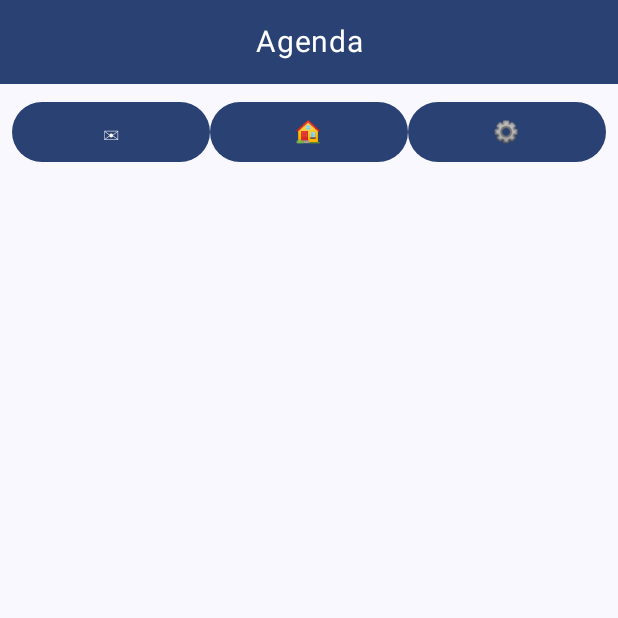
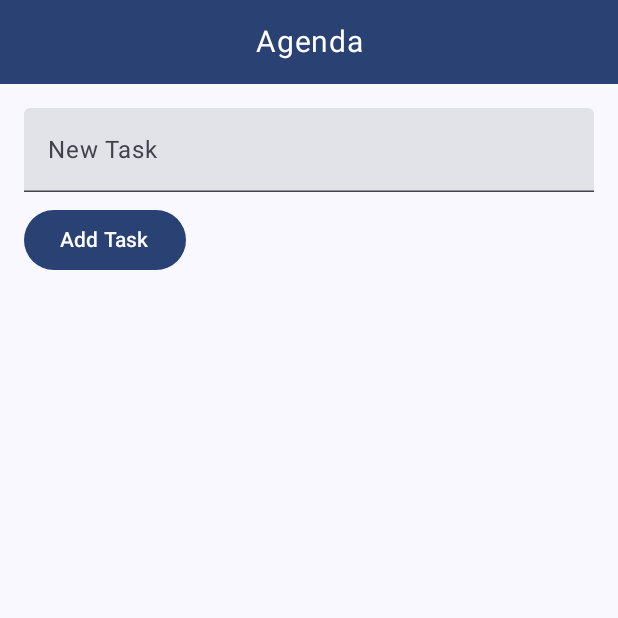
Before and after one commit to displayboi/CRM_Android, an Android app built with Jetpack Compose: the AgendaPage screen opened through its navigation route, on a phone screen of 412 x 824 dp, the top half of it. Run offline under Robolectric (Android 15) with nearby library versions, the phone set to English and light mode, and no system bars; our stand-ins replace Firebase (no records; nobody signed in at launch, a user with empty details on screens opened directly).

Commit message:
funciona parece

```diff
--- a/app/src/main/java/com/example/crm_bueno2/MainActivity.kt
+++ b/app/src/main/java/com/example/crm_bueno2/MainActivity.kt
@@ -17,11 +17,13 @@ import androidx.compose.runtime.mutableStateOf
 import androidx.compose.runtime.getValue
 import androidx.compose.runtime.setValue
 import com.example.crm_bueno2.navigation.NavGraph
+import com.google.firebase.FirebaseApp
 
 
 class MainActivity : ComponentActivity() {
     override fun onCreate(savedInstanceState: Bundle?) {
         super.onCreate(savedInstanceState)
+        FirebaseApp.initializeApp(this) // Inicializar Firebase
         setContent {
             var isDarkTheme by remember { mutableStateOf(false) }
 
--- a/app/src/main/java/com/example/crm_bueno2/navigation/NavGraph.kt
+++ b/app/src/main/java/com/example/crm_bueno2/navigation/NavGraph.kt
@@ -8,7 +8,9 @@ import androidx.navigation.compose.rememberNavController
 import com.example.crm_bueno2.screens.AgendaPage
 import com.example.crm_bueno2.screens.CalendarPage
 import com.example.crm_bueno2.screens.HomePage
+import com.example.crm_bueno2.screens.LoginPage
 import com.example.crm_bueno2.screens.MessagesPage
+import com.example.crm_bueno2.screens.RegisterPage
 import com.example.crm_bueno2.screens.SettingsPage
 
 @Composable
@@ -21,6 +23,8 @@ fun NavGraph(onThemeChange: () -> Unit) {
         composable("calendar") { CalendarPage(navController) }
         composable("messages") { MessagesPage(navController) }
         composable("settings") { SettingsPage(onThemeChange) }
+        composable("login") { LoginPage(navController) }
+        composable("register") { RegisterPage(navController) }
 
     }
 }
--- a/app/src/main/java/com/example/crm_bueno2/screens/AgendaPage.kt
+++ b/app/src/main/java/com/example/crm_bueno2/screens/AgendaPage.kt
@@ -9,14 +9,57 @@ import androidx.compose.ui.Modifier
 import androidx.navigation.NavController
 import com.example.crm_bueno2.components.Footer
 import com.example.crm_bueno2.components.Header
+import androidx.compose.foundation.layout.*
+import androidx.compose.material3.*
+import androidx.compose.runtime.*
+import androidx.compose.ui.unit.dp
 
+import com.google.firebase.firestore.FirebaseFirestore
 
 @Composable
 fun AgendaPage(navController: NavController) {
+    val db = FirebaseFirestore.getInstance()
+    var task by remember { mutableStateOf("") }
+    var tasks by remember { mutableStateOf(listOf<String>()) }
+
     Column( modifier = Modifier
         .fillMaxSize()
         .background(MaterialTheme.colorScheme.background)) {
         Header("Agenda")
+
+        Column(
+            modifier = Modifier.fillMaxSize().padding(16.dp),
+            verticalArrangement = Arrangement.Top
+        ) {
+            TextField(
+                value = task,
+                onValueChange = { task = it },
+                label = { Text("New Task") },
+                modifier = Modifier.fillMaxWidth()
+            )
+            Spacer(modifier = Modifier.height(8.dp))
+            Button(onClick = {
+                val taskMap = hashMapOf("task" to task)
+                db.collection("agenda").add(taskMap).addOnSuccessListener {
+                    task = ""
+                    loadTasks(db) { tasks = it }
+                }
+            }) {
+                Text("Add Task")
+            }
+            Spacer(modifier = Modifier.height(16.dp))
+            tasks.forEach {
+                Text(it, modifier = Modifier.padding(8.dp))
+            }
+        }
+
         Footer(navController)
     }
 }
+
+fun loadTasks(db: FirebaseFirestore, callback: (List<String>) -> Unit) {
+    db.collection("agenda").get().addOnSuccessListener { result ->
+        val taskList = result.map { it.getString("task") ?: "" }
+        callback(taskList)
+    }
+}
--- a/build.gradle.kts
+++ b/build.gradle.kts
@@ -2,4 +2,10 @@
 plugins {
     alias(libs.plugins.android.application) apply false
     alias(libs.plugins.kotlin.android) apply false
+
 }
+buildscript {
+    dependencies {
+        classpath("com.google.gms:google-services:4.3.15")
+    }
+}
```
Also changed, not shown: app/build.gradle.kts (+28 -30 lines), app/src/main/java/com/example/crm_bueno2/screens/LoginPage.kt (added, +50 -0 lines), app/src/main/java/com/example/crm_bueno2/screens/RegisterPage.kt (added, +50 -0 lines), gradle/libs.versions.toml (+7 -1 lines), 1 other file.
